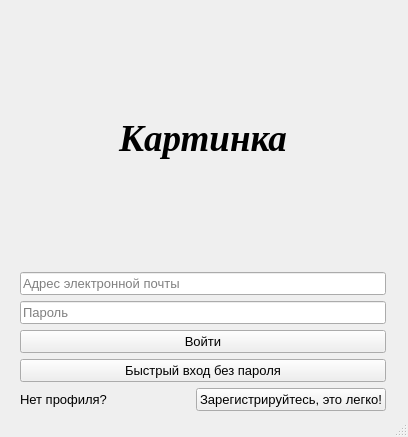
The window that data/etc/Login.ui (Substance-live/Train_application) describes before a commit, drawn with Qt 5.
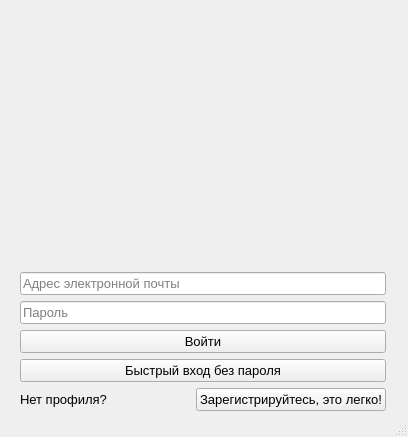
The same window after the commit. Icons and pictures are not drawn.

Commit message: complete build with images

```diff
--- a/data/etc/Login.ui
+++ b/data/etc/Login.ui
@@ -60,8 +60,11 @@
        <property name="layoutDirection">
         <enum>Qt::LayoutDirection::LeftToRight</enum>
        </property>
+       <property name="styleSheet">
+        <string notr="true">image: url(:/icon/data/image/start_image.png);</string>
+       </property>
        <property name="text">
-        <string>Картинка</string>
+        <string/>
        </property>
        <property name="alignment">
         <set>Qt::AlignmentFlag::AlignCenter</set>
```
Left out of the diff: 6 changed lines with no effect on the pictures. The commit also changes 21 other files.
